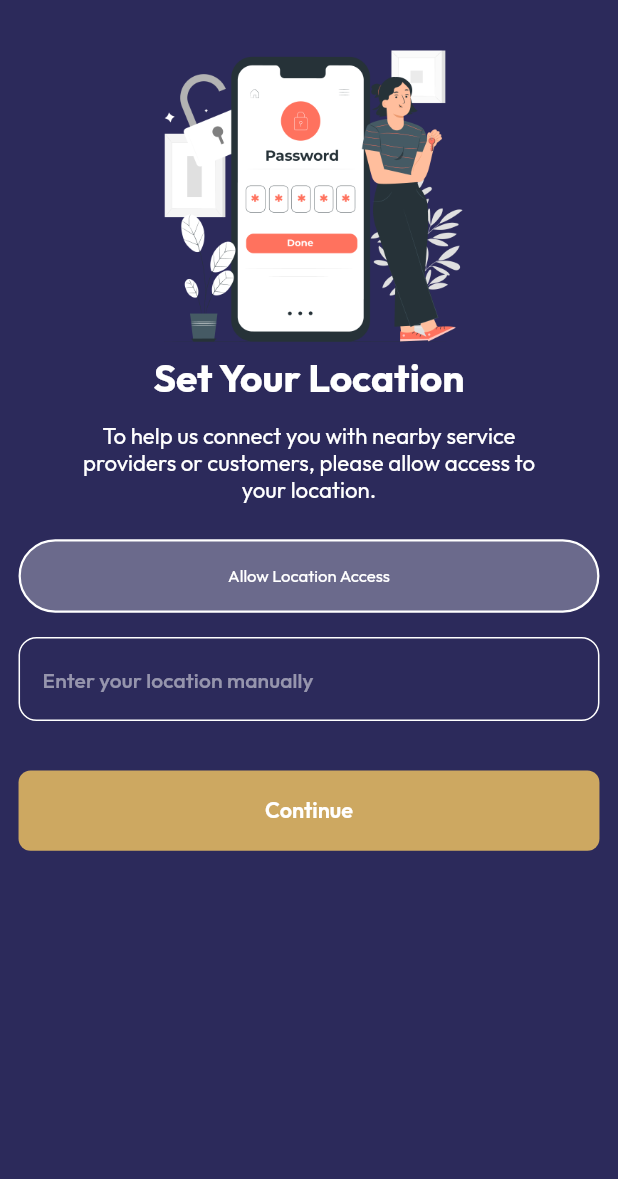
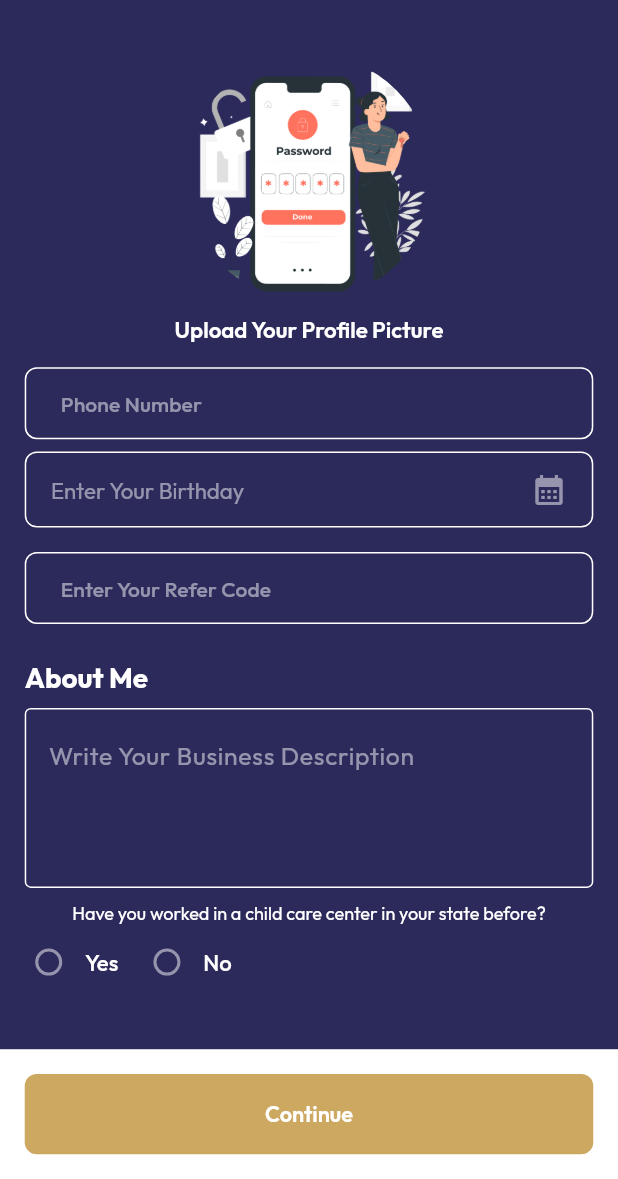
Before and after one commit to Irfanhossain909/tinnierenee12, a Flutter app: the screen it shows after launch, on a phone screen of 412 x 824 dp, the part 57-1236 px from its top. Run offline on Flutter 3.47's test engine with Material 3 defaults, Android fonts, the phone set to English and light mode, and no system bars; our stand-ins replace cached_network_image, device_preview, flutter_cache_manager, flutter_otp_text_field, get, pin_code_fields and 1 more.

Commit message:
Add Personal Info screen, update routing to set it as the initial route, and enhance AppDescriptionTextField styling with new color and font adjustments.

```diff
--- a/lib/routes/app_routes.dart
+++ b/lib/routes/app_routes.dart
@@ -13,4 +13,5 @@ class AppRoutes {
   final String verifyOtpScreen = "/verify-otp-screen";
   final String signUpScreen = "/sign-up-screen";
   final String locationScreen = "/location-screen";
+  final String personalInfoScreen = "/personal-info-screen";
 }
--- a/lib/routes/app_routes_file.dart
+++ b/lib/routes/app_routes_file.dart
@@ -4,9 +4,11 @@ import 'package:tinnierenee12/routes/bindings/auth_binding.dart';
 import 'package:tinnierenee12/screen/auth/create_your_password_screen/create_your_password_screen.dart';
 import 'package:tinnierenee12/screen/auth/forget_pass_screen/forget_pass_screen.dart';
 import 'package:tinnierenee12/screen/auth/location_screen/location_screen.dart';
+import 'package:tinnierenee12/screen/auth/personal_info_screen/personal_info_screen.dart';
 import 'package:tinnierenee12/screen/auth/sign_in_screen/sign_in_screen.dart';
 import 'package:tinnierenee12/screen/auth/sign_up_screen/sign_up_screen.dart';
 import 'package:tinnierenee12/screen/auth/verify_otp_screen/verify_otp_screen.dart';
+import 'package:tinnierenee12/screen/auth/personal_info_screen/controller/personal_info_controller.dart';
 
 List<GetPage> appRootRoutesFile = <GetPage>[
   //   /////////////////  splash screen start
@@ -47,4 +49,11 @@ List<GetPage> appRootRoutesFile = <GetPage>[
     // binding: AuthBinding(),
     page: () => const LocationScreen(),
   ),
+  GetPage(
+    name: AppRoutes.instance.personalInfoScreen,
+    binding: BindingsBuilder(() {
+      Get.lazyPut(() => PersonalInfoController());
+    }),
+    page: () => const PersonalInfoScreen(),
+  ),
 ];
--- /dev/null
+++ b/lib/screen/auth/personal_info_screen/controller/personal_info_controller.dart
@@ -0,0 +1,11 @@
+import 'package:get/get.dart';
+
+enum YesNo { yes, no }
+
+class PersonalInfoController extends GetxController {
+  final Rxn<YesNo> workedInChildCare = Rxn<YesNo>();
+
+  void setWorkedInChildCare(YesNo? value) {
+    workedInChildCare.value = value;
+  }
+}
--- /dev/null
+++ b/lib/screen/auth/personal_info_screen/personal_info_screen.dart
@@ -0,0 +1,130 @@
+import 'package:flutter/material.dart';
+import 'package:get/get.dart';
+import 'package:tinnierenee12/const/app_color.dart';
+import 'package:tinnierenee12/const/assets_icons_path.dart';
+import 'package:tinnierenee12/utils/app_size.dart';
+import 'package:tinnierenee12/widget/app_button/app_button.dart';
+import 'package:tinnierenee12/widget/app_image/app_image_circular.dart';
+import 'package:tinnierenee12/widget/app_input/add_descreption_text_field.dart';
+import 'package:tinnierenee12/widget/app_input/app_input_widget_two.dart';
+import 'package:tinnierenee12/widget/app_input/labeled_radio.dart';
+import 'package:tinnierenee12/widget/app_text/app_text.dart';
+import 'package:tinnierenee12/widget/appbar/custom_app_bar_auth.dart';
+import 'package:tinnierenee12/screen/auth/personal_info_screen/controller/personal_info_controller.dart';
+
+class PersonalInfoScreen extends StatelessWidget {
+  const PersonalInfoScreen({super.key});
+
+  @override
+  Widget build(BuildContext context) {
+    return GetBuilder<PersonalInfoController>(
+      builder: (controller) => Scaffold(
+        resizeToAvoidBottomInset: false,
+        appBar: CustomAppBarAuth(),
+        body: Padding(
+          padding: EdgeInsets.all(AppSize.width(value: 16)),
+          child: SingleChildScrollView(
+            child: Column(
+              spacing: AppSize.size.height * 0.01,
+              children: [
+                AppImageCircular(
+                  width: AppSize.width(value: 150),
+                  path: AssetsPath.authImg,
+                ),
+                AppText(
+                  data: "Upload Your Profile Picture",
+                  fontSize: AppSize.width(value: 16),
+                  color: AppColor.white,
+                  fontWeight: FontWeight.w600,
+                ),
+
+                AppInputWidgetTwo(
+                  contentPadding: EdgeInsets.symmetric(horizontal: 20),
+                  fillColor: AppColor.purple,
+                  hintText: "Phone Number",
+                  borderRadius: 8,
+                ),
+                Container(
+                  padding: EdgeInsets.symmetric(
+                    horizontal: AppSize.width(value: 16),
+                    vertical: AppSize.width(value: 10),
+                  ),
+                  decoration: BoxDecoration(
+                    borderRadius: BorderRadius.circular(8),
+                    border: Border.all(color: AppColor.white),
+                  ),
+                  width: AppSize.width(value: double.infinity),
+
+                  child: Row(
+                    mainAxisAlignment: MainAxisAlignment.spaceBetween,
+                    children: [
+                      AppText(
+                        data: "Enter Your Birthday",
+                        fontSize: AppSize.width(value: 16),
+                        color: AppColor.white.withValues(alpha: 0.5),
+                      ),
+                      Icon(
+                        Icons.calendar_month,
+                        color: AppColor.white.withValues(alpha: 0.5),
+                      ),
+                    ],
+                  ),
+                ),
+                AppInputWidgetTwo(
+                  contentPadding: EdgeInsets.symmetric(horizontal: 20),
+                  borderRadius: 8,
+                  fillColor: AppColor.purple,
+                  hintText: "Enter Your Refer Code",
+                ),
+                AppDescriptionTextField(
+                  title: "About Me",
+                  hintText: "Write Your Business Description",
+                  border: OutlineInputBorder(
+                    borderSide: BorderSide(color: AppColor.white),
+                  ),
+                ),
+                AppText(
+                  textAlign: TextAlign.justify,
+                  data:
+                      "Have you worked in a child care center in your state before?",
+                  fontSize: 13.4,
+                  height: 1.4,
+                  fontWeight: FontWeight.w400,
+                  color: AppColor.white,
+                ),
+                Obx(() {
+                  final selected = controller.workedInChildCare.value;
+                  return Row(
+                    spacing: AppSize.width(value: 16),
+                    children: [
+                      LabeledRadio<YesNo>(
+                        label: "Yes",
+                        value: YesNo.yes,
+                        groupValue: selected,
+                        onChanged: controller.setWorkedInChildCare,
+                      ),
+                      LabeledRadio<YesNo>(
+                        label: "No",
+                        value: YesNo.no,
+                        groupValue: selected,
+                        onChanged: controller.setWorkedInChildCare,
+                      ),
+                    ],
+                  );
+                }),
+              ],
+            ),
+          ),
+        ),
+        bottomNavigationBar: Container(
+          decoration: BoxDecoration(color: AppColor.white),
+          padding: EdgeInsets.symmetric(
+            horizontal: AppSize.width(value: 16),
+            vertical: AppSize.width(value: 16),
+          ),
+          child: AppButton(title: "Continue"),
+        ),
+      ),
+    );
+  }
+}
--- a/lib/screen/my_app.dart
+++ b/lib/screen/my_app.dart
@@ -16,7 +16,7 @@ class MyApp extends StatelessWidget {
       debugShowCheckedModeBanner: false,
       title: 'Flutter Demo',
       // initialRoute: AppRoutes.instance.initial,
-      initialRoute: AppRoutes.instance.locationScreen,
+      initialRoute: AppRoutes.instance.personalInfoScreen,
       getPages: appRootRoutesFile,
       enableLog: true,
       defaultTransition: Transition.native,
--- a/lib/widget/app_input/add_descreption_text_field.dart
+++ b/lib/widget/app_input/add_descreption_text_field.dart
@@ -1,4 +1,5 @@
 import 'package:flutter/material.dart';
+import 'package:tinnierenee12/const/app_color.dart';
 import 'package:tinnierenee12/utils/app_size.dart';
 import 'package:tinnierenee12/widget/app_log/gap.dart';
 import 'package:tinnierenee12/widget/app_text/app_text.dart';
@@ -39,15 +40,15 @@ class AppDescriptionTextField extends StatelessWidget {
         const Gap(height: 15),
         AppText(
           data: title,
-          fontWeight: FontWeight.w600,
-          color: Colors.black,
-          fontSize: AppSize.width(value: 16),
+          fontWeight: FontWeight.w700,
+          color: Colors.white,
+          fontSize: AppSize.width(value: 18),
         ),
         const Gap(height: 10),
         SizedBox(
           height: 120,
           child: TextFormField(
-            cursorColor: Colors.black,
+            cursorColor: Colors.white,
             controller: controller,
             keyboardType: TextInputType.multiline,
             maxLines: null,
@@ -55,9 +56,13 @@ class AppDescriptionTextField extends StatelessWidget {
             textAlignVertical: TextAlignVertical.top,
             decoration: InputDecoration(
               hintText: hintText,
+              hintStyle: TextStyle(
+                fontSize: AppSize.width(value: 16),
+                color: AppColor.white.withValues(alpha: 0.5),
+              ),
 
               filled: true,
-              fillColor: fillColor ?? Colors.white,
+              fillColor: fillColor ?? AppColor.purple,
               border: border ?? outlineBorder,
               enabledBorder: border ?? outlineBorder,
               focusedBorder: border ?? outlineBorder,
--- /dev/null
+++ b/lib/widget/app_input/labeled_radio.dart
@@ -0,0 +1,52 @@
+import 'package:flutter/material.dart';
+import 'package:tinnierenee12/const/app_color.dart';
+import 'package:tinnierenee12/utils/app_size.dart';
+import 'package:tinnierenee12/widget/app_text/app_text.dart';
+
+class LabeledRadio<T> extends StatelessWidget {
+  final String label;
+  final T value;
+  final T? groupValue;
+  final ValueChanged<T?> onChanged;
+
+  const LabeledRadio({
+    super.key,
+    required this.label,
+    required this.value,
+    required this.groupValue,
+    required this.onChanged,
+  });
+
+  @override
+  Widget build(BuildContext context) {
+    return InkWell(
+      onTap: () => onChanged(value),
+      child: Row(
+        mainAxisSize: MainAxisSize.min,
+        spacing: AppSize.width(value: 8),
+        children: [
+          Radio<T>(
+            value: value,
+            groupValue: groupValue,
+            onChanged: onChanged,
+            activeColor: AppColor.white,
+            fillColor: MaterialStateProperty.resolveWith<Color>((states) {
+              if (states.contains(MaterialState.selected)) {
+                return AppColor.white;
+              }
+              return AppColor.white.withValues(alpha: 0.5);
+            }),
+            materialTapTargetSize: MaterialTapTargetSize.shrinkWrap,
+            visualDensity: VisualDensity.compact,
+          ),
+          AppText(
+            data: label,
+            fontSize: AppSize.width(value: 14),
+            color: AppColor.white,
+            fontWeight: FontWeight.w500,
+          ),
+        ],
+      ),
+    );
+  }
+}
```
